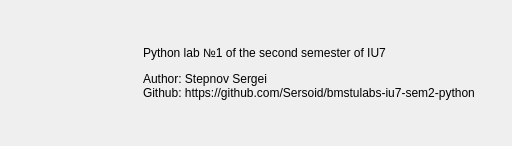
Qt form 1 - Calculator of number systems/ui/about.ui (Sersoid/bmstulabs-iu7-sem2-python) before a commit.
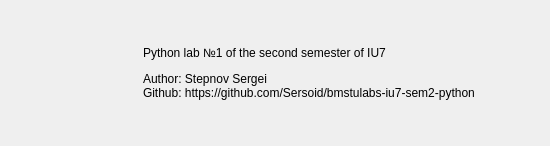
The same form after that commit. Icons and pictures are not drawn.

Commit message: Removed about.qrc resource from about.ui Some fixes and changes in lab1.py

Patch:
```diff
--- a/1 - Calculator of number systems/ui/about.ui
+++ b/1 - Calculator of number systems/ui/about.ui
@@ -6,19 +6,19 @@
    <rect>
     <x>0</x>
     <y>0</y>
-    <width>512</width>
+    <width>550</width>
     <height>146</height>
    </rect>
   </property>
   <property name="minimumSize">
    <size>
-    <width>512</width>
+    <width>550</width>
     <height>146</height>
    </size>
   </property>
   <property name="maximumSize">
    <size>
-    <width>512</width>
+    <width>550</width>
     <height>146</height>
    </size>
   </property>
```
Left out of the diff: 3 changed lines with no effect on the pictures. The commit also changes 1 other file.
